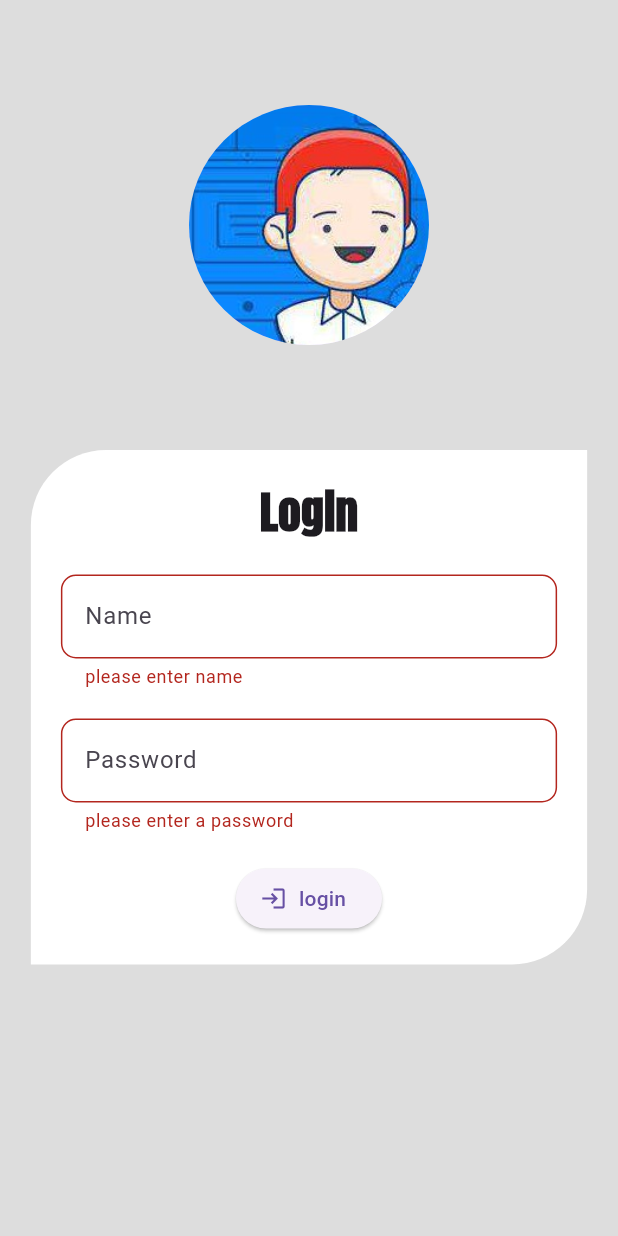
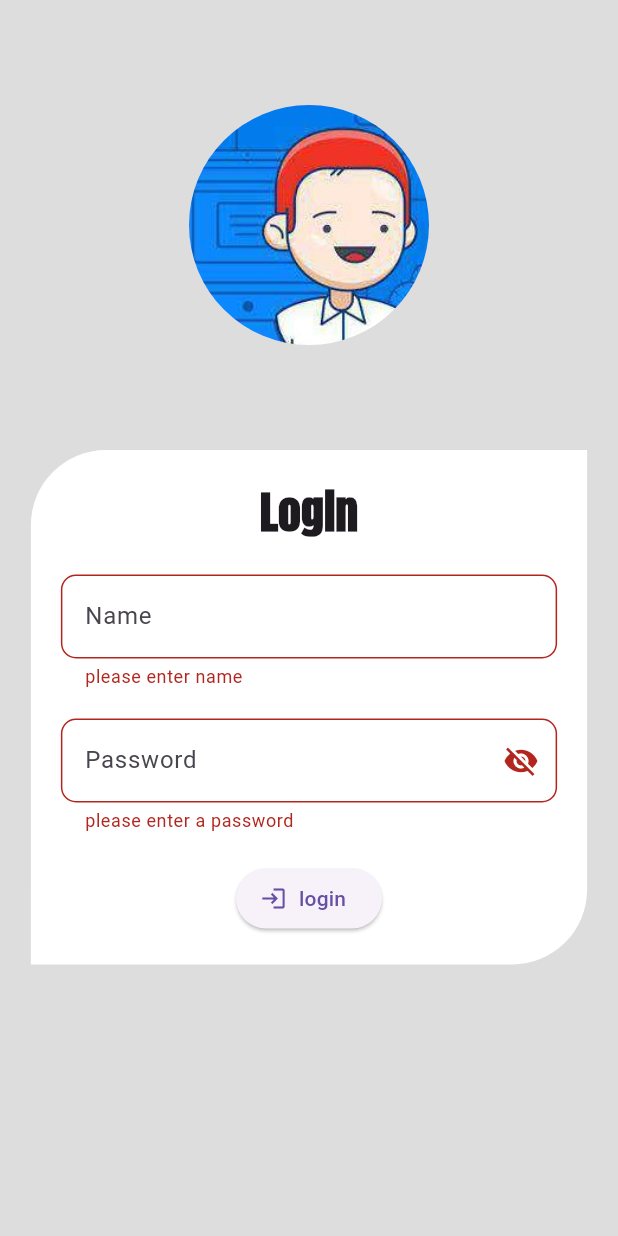
Before and after one commit to muhammed-shadil/Loginpage, a Flutter app: the screen it shows after launch, after a tap on "login", on a phone screen of 412 x 824 dp. Run offline on Flutter 3.47's test engine with Material 3 defaults, Android fonts, the phone set to English and light mode, and no system bars; our stand-ins replace shared_preferences.

```diff
--- a/lib/login.dart
+++ b/lib/login.dart
@@ -1,5 +1,7 @@
 import 'package:flutter/material.dart';
+import 'package:shared_preferences/shared_preferences.dart';
 import 'package:sharedpreference/homepage.dart';
+import 'package:sharedpreference/main.dart';
 
 class Loginpage extends StatefulWidget {
   const Loginpage({super.key});
@@ -8,13 +10,16 @@ class Loginpage extends StatefulWidget {
   State<Loginpage> createState() => _LoginpageState();
 }
 
+final _formKey = GlobalKey<FormState>();
+
 class _LoginpageState extends State<Loginpage> {
+  var namecontroller = TextEditingController();
+  var passcomtroller = TextEditingController();
   final name = RegExp(r'^[A-Za-z]+$');
   bool _password = true;
   final paswd =
       RegExp(r'^(?=.*?[A-Z])(?=.*?[a-z])(?=.*?[0-9])(?=.*?[!@#\$&*~]).{8,}$');
 
-  final _formKey = GlobalKey<FormState>();
   @override
   Widget build(BuildContext context) {
     return Scaffold(
@@ -58,6 +63,7 @@ class _LoginpageState extends State<Loginpage> {
                         height: 20,
                       ),
                       TextFormField(
+                        controller: namecontroller,
                         validator: (value) {
                           if (value == null || value.isEmpty) {
                             return "please enter name";
@@ -83,8 +89,9 @@ class _LoginpageState extends State<Loginpage> {
                         height: 20,
                       ),
                       TextFormField(
+                        controller: passcomtroller,
                         keyboardType: TextInputType.visiblePassword,
-                        // obscureText: _password,
+                        obscureText: _password,
                         validator: (value) {
                           if (value == null || value.isEmpty) {
                             return "please enter a password";
@@ -95,6 +102,18 @@ class _LoginpageState extends State<Loginpage> {
                           }
                         },
                         decoration: InputDecoration(
+                          suffixIcon: IconButton(
+                            icon: Icon(_password
+                                ? Icons.visibility_off
+                                : Icons.visibility),
+                            onPressed: () {
+                              setState(
+                                () {
+                                  _password = !_password;
+                                },
+                              );
+                            },
+                          ),
                           errorMaxLines: 10,
                           errorStyle:
                               const TextStyle(overflow: TextOverflow.clip),
@@ -110,14 +129,7 @@ class _LoginpageState extends State<Loginpage> {
                       ElevatedButton.icon(
                           autofocus: true,
                           onPressed: () {
-                            if (_formKey.currentState!.validate()) {
-                              Navigator.push(
-                                context,
-                                MaterialPageRoute(
-                                  builder: (context) => const Homepage(),
-                                ),
-                              );
-                            }
+                            check();
                           },
                           icon: const Icon(Icons.login),
                           label: const Text("login"))
@@ -131,4 +143,18 @@ class _LoginpageState extends State<Loginpage> {
       ),
     );
   }
+
+  Future<void> check() async {
+    if (_formKey.currentState!.validate()) {
+      final SharedPreferences prefs = await SharedPreferences.getInstance();
+      prefs.setBool(NAME_KEY, true);
+
+      Navigator.pushReplacement(
+        context,
+        MaterialPageRoute(
+          builder: (context) => const Homepage(),
+        ),
+      );
+    }
+  }
 }
--- a/lib/main.dart
+++ b/lib/main.dart
@@ -1,9 +1,10 @@
 import 'package:flutter/material.dart';
 import 'package:sharedpreference/login.dart';
-
+import 'package:sharedpreference/splshscreen.dart';
+const NAME_KEY="Namekeyvalue";
 void main() {
   runApp(const MaterialApp(
     debugShowCheckedModeBanner: false,
-    home: Loginpage(),
+    home: SplashScreen(),
   ));
 }
--- /dev/null
+++ b/lib/splshscreen.dart
@@ -0,0 +1,68 @@
+import 'package:flutter/material.dart';
+import 'package:flutter/services.dart';
+import 'package:shared_preferences/shared_preferences.dart';
+import 'package:sharedpreference/homepage.dart';
+import 'package:sharedpreference/login.dart';
+import 'package:sharedpreference/main.dart';
+
+class SplashScreen extends StatefulWidget {
+  const SplashScreen({super.key});
+
+  @override
+  State<SplashScreen> createState() => _SplashScreenState();
+}
+
+class _SplashScreenState extends State<SplashScreen>
+    with SingleTickerProviderStateMixin {
+  @override
+  void initState() {
+    super.initState();
+    share();
+  }
+
+  @override
+  void dispose() {
+    super.dispose();
+    SystemChrome.setEnabledSystemUIMode(SystemUiMode.manual,
+        overlays: SystemUiOverlay.values);
+  }
+
+  @override
+  Widget build(BuildContext context) {
+    return Scaffold(
+      body: Center(
+          child: SizedBox(
+        width: 250,
+        height: 200,
+        child: Image.asset("images/image3.jpeg"),
+      )),
+    );
+  }
+
+  Future<void> share() async {
+    final SharedPreferences prefs = await SharedPreferences.getInstance();
+    final islogged = prefs.getBool(NAME_KEY);
+
+    SystemChrome.setEnabledSystemUIMode(SystemUiMode.immersive);
+    Future.delayed(const Duration(seconds: 2), () {
+      if (islogged != null) {
+      if (islogged) {
+        Navigator.pushReplacement(
+          context,
+          MaterialPageRoute(
+            builder: (context) => Homepage(),
+          ),
+        );
+      } else {
+        Navigator.pushReplacement(context,
+            MaterialPageRoute(builder: (context) => const Loginpage()));
+      }
+    } else {
+      Navigator.pushReplacement(
+          context, MaterialPageRoute(builder: (context) => const Loginpage()));
+    }
+    });
+
+
+  }
+}
--- a/pubspec.yaml
+++ b/pubspec.yaml
@@ -35,6 +35,8 @@ dependencies:
   # The following adds the Cupertino Icons font to your application.
   # Use with the CupertinoIcons class for iOS style icons.
   cupertino_icons: ^1.0.2
+  shared_preferences: ^2.2.2
+  flutter_svg: ^2.0.9
 
 dev_dependencies:
   flutter_test:
```
Also changed, not shown: lib/homepage.dart (+14 -4 lines), images/Logo 2.svg (added), images/image3.jpeg (added), images/images2.jpeg (added), pubspec.lock, 1 other file.
